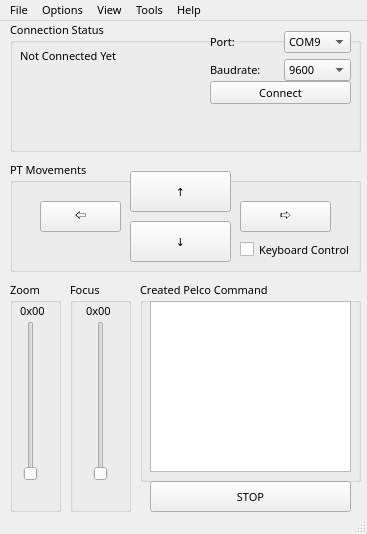
Qt form ui/ui.ui (mcagriaksoy/PTZControl) before a commit.
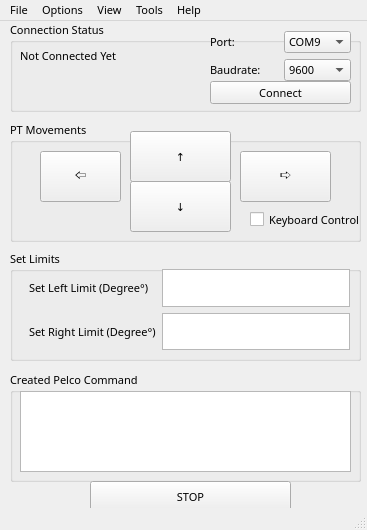
The same form after that commit.

What changed in the file:
```diff
--- a/ui/ui.ui
+++ b/ui/ui.ui
@@ -7,7 +7,7 @@
     <x>0</x>
     <y>0</y>
     <width>367</width>
-    <height>534</height>
+    <height>530</height>
    </rect>
   </property>
   <property name="font">
@@ -30,9 +30,9 @@
     <property name="geometry">
      <rect>
       <x>10</x>
-      <y>140</y>
+      <y>100</y>
       <width>351</width>
-      <height>111</height>
+      <height>121</height>
      </rect>
     </property>
     <property name="title">
@@ -42,9 +42,9 @@
      <property name="geometry">
       <rect>
        <x>230</x>
-       <y>40</y>
+       <y>30</y>
        <width>91</width>
-       <height>31</height>
+       <height>51</height>
       </rect>
      </property>
      <property name="text">
@@ -57,7 +57,7 @@
        <x>120</x>
        <y>60</y>
        <width>101</width>
-       <height>41</height>
+       <height>51</height>
       </rect>
      </property>
      <property name="text">
@@ -70,7 +70,7 @@
        <x>120</x>
        <y>10</y>
        <width>101</width>
-       <height>41</height>
+       <height>51</height>
       </rect>
      </property>
      <property name="text">
@@ -81,9 +81,9 @@
      <property name="geometry">
       <rect>
        <x>30</x>
-       <y>40</y>
+       <y>30</y>
        <width>81</width>
-       <height>31</height>
+       <height>51</height>
       </rect>
      </property>
      <property name="text">
@@ -93,8 +93,8 @@
     <widget class="QCheckBox" name="checkBox">
      <property name="geometry">
       <rect>
-       <x>230</x>
-       <y>80</y>
+       <x>240</x>
+       <y>90</y>
        <width>111</width>
        <height>17</height>
       </rect>
@@ -104,91 +104,13 @@
      </property>
     </widget>
    </widget>
-   <widget class="QGroupBox" name="groupBox_2">
-    <property name="geometry">
-     <rect>
-      <x>10</x>
-      <y>260</y>
-      <width>51</width>
-      <height>231</height>
-     </rect>
-    </property>
-    <property name="title">
-     <string>Zoom</string>
-    </property>
-    <widget class="QSlider" name="verticalSlider">
-     <property name="geometry">
-      <rect>
-       <x>10</x>
-       <y>40</y>
-       <width>22</width>
-       <height>160</height>
-      </rect>
-     </property>
-     <property name="orientation">
-      <enum>Qt::Vertical</enum>
-     </property>
-    </widget>
-    <widget class="QLabel" name="label_5">
-     <property name="geometry">
-      <rect>
-       <x>10</x>
-       <y>20</y>
-       <width>41</width>
-       <height>20</height>
-      </rect>
-     </property>
-     <property name="text">
-      <string>0x00</string>
-     </property>
-    </widget>
-   </widget>
-   <widget class="QGroupBox" name="groupBox_3">
-    <property name="geometry">
-     <rect>
-      <x>70</x>
-      <y>260</y>
-      <width>61</width>
-      <height>231</height>
-     </rect>
-    </property>
-    <property name="title">
-     <string>Focus</string>
-    </property>
-    <widget class="QSlider" name="verticalSlider_2">
-     <property name="geometry">
-      <rect>
-       <x>20</x>
-       <y>40</y>
-       <width>22</width>
-       <height>160</height>
-      </rect>
-     </property>
-     <property name="orientation">
-      <enum>Qt::Vertical</enum>
-     </property>
-    </widget>
-    <widget class="QLabel" name="label_4">
-     <property name="geometry">
-      <rect>
-       <x>16</x>
-       <y>20</y>
-       <width>41</width>
-       <height>20</height>
-      </rect>
-     </property>
-     <property name="text">
-      <string>0x00</string>
-     </property>
-    </widget>
-   </widget>
    <widget class="QGroupBox" name="groupBox_4">
     <property name="geometry">
      <rect>
-      <x>140</x>
-      <y>260</y>
-      <width>221</width>
-      <height>201</height>
+      <x>10</x>
+      <y>350</y>
+      <width>351</width>
+      <height>111</height>
      </rect>
     </property>
     <property name="title">
@@ -199,8 +121,8 @@
       <rect>
        <x>10</x>
        <y>20</y>
-       <width>201</width>
-       <height>171</height>
+       <width>331</width>
+       <height>81</height>
       </rect>
      </property>
     </widget>
@@ -208,7 +130,7 @@
    <widget class="QPushButton" name="pushButton_5">
     <property name="geometry">
      <rect>
-      <x>150</x>
+      <x>90</x>
       <y>460</y>
       <width>201</width>
       <height>31</height>
@@ -224,7 +146,7 @@
       <x>10</x>
       <y>0</y>
       <width>351</width>
-      <height>131</height>
+      <height>91</height>
      </rect>
     </property>
     <property name="title">
@@ -301,12 +223,54 @@
      </layout>
     </widget>
    </widget>
-   <zorder>groupBox_3</zorder>
-   <zorder>groupBox_2</zorder>
-   <zorder>groupBox</zorder>
-   <zorder>groupBox_4</zorder>
-   <zorder>pushButton_5</zorder>
-   <zorder>groupBox_5</zorder>
+   <widget class="QGroupBox" name="groupBox_2">
+    <property name="geometry">
+     <rect>
+      <x>10</x>
+      <y>229</y>
+      <width>351</width>
+      <height>111</height>
+     </rect>
+    </property>
+    <property name="title">
+     <string>Set Limits</string>
+    </property>
+    <widget class="QWidget" name="gridLayoutWidget_2">
+     <property name="geometry">
+      <rect>
+       <x>19</x>
+       <y>19</y>
+       <width>321</width>
+       <height>81</height>
+      </rect>
+     </property>
+     <layout class="QGridLayout" name="gridLayout_2">
+      <property name="sizeConstraint">
+       <enum>QLayout::SetDefaultConstraint</enum>
+      </property>
+      <item row="1" column="0">
+       <widget class="QLabel" name="label_5">
+        <property name="text">
+         <string>Set Right Limit (Degree°)</string>
+        </property>
+       </widget>
+      </item>
+      <item row="0" column="0">
+       <widget class="QLabel" name="label_4">
+        <property name="text">
+         <string>Set Left Limit (Degree°)</string>
+        </property>
+       </widget>
+      </item>
+      <item row="0" column="1">
+       <widget class="QTextEdit" name="textEdit"/>
+      </item>
+      <item row="1" column="1">
+       <widget class="QTextEdit" name="textEdit_2"/>
+      </item>
+     </layout>
+    </widget>
+   </widget>
   </widget>
   <widget class="QMenuBar" name="menubar">
    <property name="geometry">
```
Left out of the diff: 2 changed lines with no effect on the pictures.
